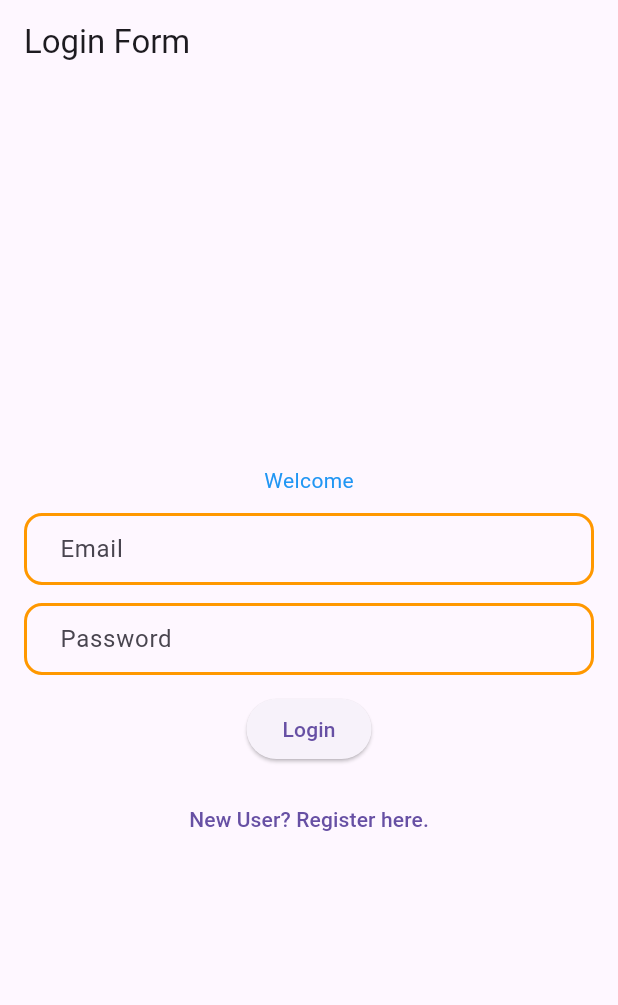
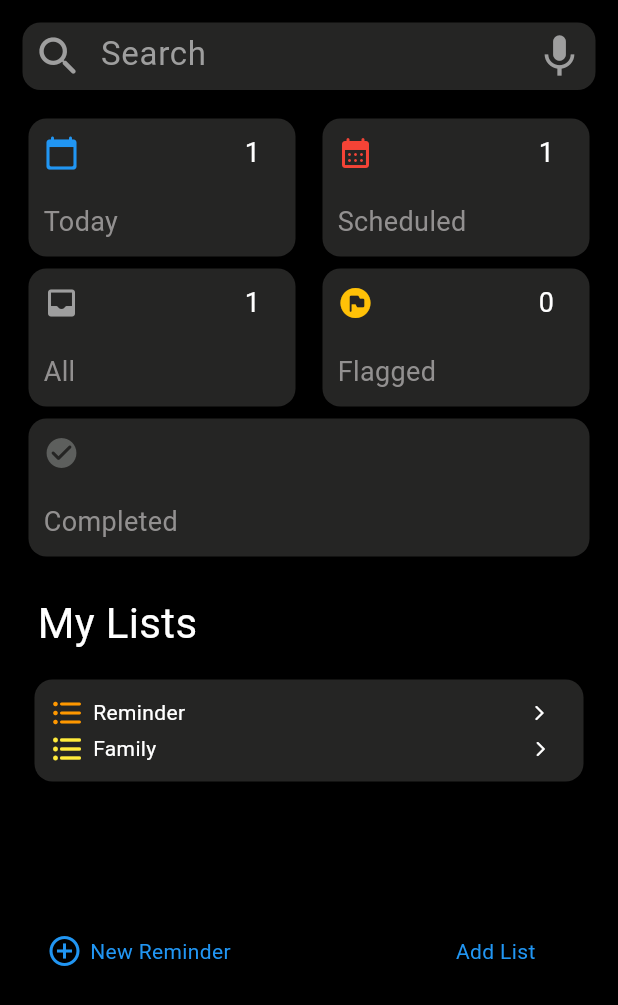
Before and after one commit to Turing16/Jujhar2, a Flutter app: the screen it shows after launch, on a phone screen of 412 x 824 dp. Shown: the top 1005 px of the screen. Run offline on Flutter 3.47's test engine with Material 3 defaults, Android fonts, the light colour scheme and no system bars.

Commit message:
UI assignment

```diff
--- a/demo_flutter_application/lib/login-page-form.dart
+++ b/demo_flutter_application/lib/login-page-form.dart
@@ -74,12 +74,12 @@ styleTextField(String hintText){
             //decoration: InputDecoration(labelText: "Password"),
             decoration: styleTextField("Password"),
             obscureText: true,
-            validator: (value){
-              if(value ==null ||value.isEmpty){
-                return "Password Cannot be Empty";
-              }
-              if(!value.toString())
-            },
+            // validator: (value){
+            //   if(value ==null ||value.isEmpty){
+            //     return "Password Cannot be Empty";
+            //   }
+            //   if(!value.toString())
+            // },
           ),
           const SizedBox(height:12),
 
--- a/demo_flutter_application/lib/main.dart
+++ b/demo_flutter_application/lib/main.dart
@@ -1,6 +1,8 @@
+
 import 'package:demo_flutter_application/dish-details.dart';
 import 'package:demo_flutter_application/login-page-form.dart';
 import 'package:demo_flutter_application/login-page.dart';
+import 'package:demo_flutter_application/pages/appui2.dart';
 import 'package:demo_flutter_application/pages/first-screen.dart';
 import 'package:demo_flutter_application/pages/fourth-screen.dart';
 import 'package:demo_flutter_application/pages/list-beverages.dart';
@@ -37,7 +39,9 @@ class MainApp extends StatelessWidget {
         "/details":(context) => const DishDetails(),
         "/login":(context) => const LoginPage(),
         "/register":(context) => const RegisterPage(),
-        "/loginForm":(context) => const LoginPageForm()
+        "/loginForm":(context) => const LoginPageForm(),
+        "/appui2":(context) => const Appui2()
+
       },
     );
 
--- /dev/null
+++ b/demo_flutter_application/lib/pages/appui2.dart
@@ -0,0 +1,210 @@
+
+
+import 'dart:ui';
+
+import 'package:flutter/cupertino.dart';
+import 'package:flutter/material.dart';
+import 'package:flutter/rendering.dart';
+import 'package:flutter/services.dart';
+import 'package:flutter/widgets.dart';
+
+class Appui2 extends StatefulWidget {
+  const Appui2({ Key? key }) : super(key: key);
+
+  @override
+  _Appui2State createState() => _Appui2State();
+}
+
+class _Appui2State extends State<Appui2> {
+
+cardCreator(Icon iconData, String day, String title){
+  return Expanded(
+    child: Card(
+           color: const Color.fromARGB(255, 37, 37, 36),
+           child: Column(
+            crossAxisAlignment: CrossAxisAlignment.start,
+                  children:[
+                      //children[0]
+                      Padding(
+                        padding: EdgeInsets.all(10),
+                        child: Row(
+                          children: [
+                            iconData,
+                            SizedBox(width: 110),
+                            Flexible(child: Text(day,style: TextStyle(color: Color.fromARGB(255, 255, 255, 255),fontSize: 18) ,))
+                          ],
+                          ),
+                      ),
+                      //Children[1]
+                      Padding(
+                        padding: EdgeInsets.all(10),
+                        child: Flexible(
+                          child: Text(title,style: TextStyle(color: const Color.fromARGB(255, 146, 144, 144),fontSize: 18,))))
+                      ]
+                    ),
+                  ),
+  );
+}
+
+  TextEditingController mySearch = TextEditingController();
+  @override
+  Widget build(BuildContext context) {
+    return Scaffold(
+      backgroundColor: Color.fromARGB(255, 0, 0, 0),
+      body: Padding(
+          padding: EdgeInsets.all(15),
+          child: Column(
+            crossAxisAlignment: CrossAxisAlignment.start,
+            children: [
+              /*
+
+
+              First
+
+
+              */
+              Container(
+                height: 45,
+                decoration: BoxDecoration(
+                  color: const Color.fromARGB(255, 37, 37, 36),
+                  borderRadius: BorderRadius.circular(12)
+                ),
+                child: Row(
+                  children:<Widget> [
+                      //------------------
+                      Expanded(
+                      child: TextField(
+                          controller: mySearch,
+                          style: TextStyle(color: Colors.grey),
+                          decoration: const InputDecoration(
+                          prefixIcon: Icon(Icons.search_rounded, color:
+                                        Colors.grey, size: 34),
+                          suffixIcon: Icon(Icons.mic,color:
+                                        Colors.grey, size: 34),
+                          hintText: "Search",
+                          hintStyle: TextStyle(
+                            color: Colors.grey,
+                            fontSize: 22,
+                           ),
+                          border: InputBorder.none
+                      )))
+                  ],
+                )
+              ),
+              /*
+
+
+              Second
+
+
+              */
+              const SizedBox(height: 15,),
+              /*
+
+
+              third
+
+
+              */
+              Row(
+                children: [
+                  cardCreator(Icon(Icons.calendar_today_rounded,color: Colors.blue,), "1", "Today"),
+                  const SizedBox(width: 10),
+                  cardCreator(Icon(Icons.calendar_month_rounded, color: Colors.red,), "1", "Scheduled")
+                ],
+              ),
+              /*
+
+
+              fourth
+
+
+              */
+              Row(
+                children: [
+                  cardCreator(Icon(Icons.inbox_rounded,color: Colors.grey,), "1", "All"),
+                  const SizedBox(width: 10),
+                  cardCreator(Icon(Icons.flag_circle_rounded, color: Colors.amber,), "0", "Flagged")
+                ],
+                ),
+              /*
+
+
+              fifth
+
+
+              */
+              Row(
+                children: [
+                  cardCreator(Icon(Icons.check_circle_rounded,color: Color.fromARGB(255, 93, 95, 93),), "", "Completed"),
+                ],
+                ),
+              /*
+
+
+              Sixth
+
+
+              */
+
+              const SizedBox(height: 10,),
+              /*
+
+
+              seventh
+
+
+              */
+              const Padding(
+              padding: EdgeInsets.all(10),
+              child: const Text("My Lists",
+              style: TextStyle(color: Colors.white, fontSize: 28),)
+              ),
+              /*
+
+
+              eigth
+
+
+              */
+              Padding(
+                padding: EdgeInsets.all(8),
+                 child: Container(
+                  decoration: BoxDecoration(
+                    color: const Color.fromARGB(255, 37, 37, 36),
+                    borderRadius: BorderRadius.circular(12)
+                  ),
+                 child: Padding(
+                  padding: EdgeInsets.all(10),
+                   child: Column(
+                    children: [
+                      Row(children: [Icon(Icons.format_list_bulleted_rounded, color: Colors.orange,),SizedBox(width:5),
+                      const Text("Reminder",style: TextStyle(color: Colors.white),),SizedBox(width:230),
+                      Icon(Icons.arrow_forward_ios_rounded, size: 12,color: Colors.white)],
+                      ),
+                      Row(children: [Icon(Icons.format_list_bulleted_rounded, color: Colors.yellow,),SizedBox(width:5),
+                      const Text("Family",style: TextStyle(color: Colors.white),),SizedBox(width:250),
+                      Icon(Icons.arrow_forward_ios_rounded,size: 12,color: Colors.white)],)
+                    ],
+                   ),
+                 ),
+                 ),
+               ),
+               SizedBox(height: 65,),
+            BottomAppBar(
+              color: Colors.black,
+              child: Row(children: [
+                const Icon(Icons.add_circle_outline_outlined, color: Colors.blue),
+                SizedBox(width: 5,),
+                Text("New Reminder", style: TextStyle(color: Colors.blue),),
+                SizedBox(width: 150,),
+                Text("Add List", style: TextStyle(color: Colors.blue),),
+
+              ],)
+            )
+            ],
+          ),
+        ),
+    );
+  }
+}
--- a/demo_flutter_application/lib/pages/splash.dart
+++ b/demo_flutter_application/lib/pages/splash.dart
@@ -20,7 +20,7 @@ class _SplashState extends State<Splash> {
         builder: (context) => const ListDishes(),
       ));*/
 
-      Navigator.of(context).pushReplacementNamed("/loginForm");
+      Navigator.of(context).pushReplacementNamed("/appui2");
     });
   }
 
```
